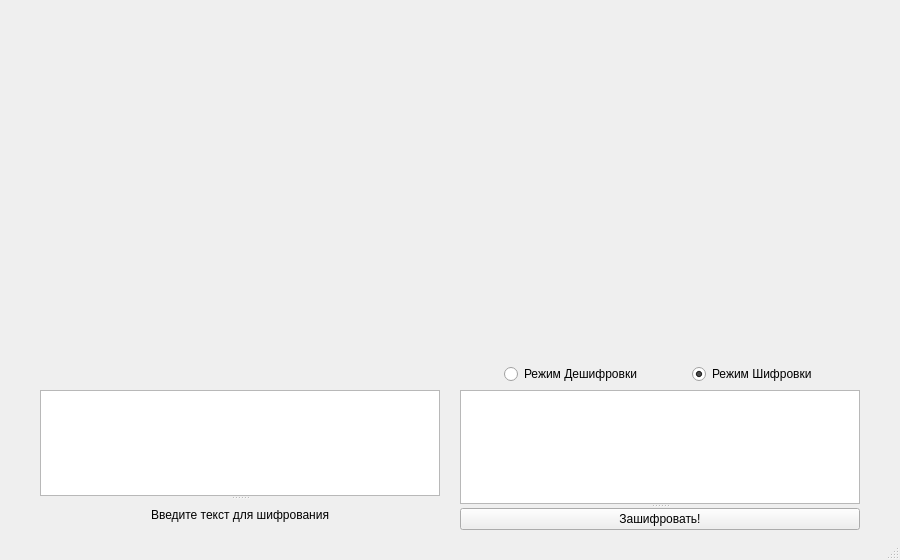
This is mainwindow.ui in Buartskullar/cryptomaniac as Qt 5 draws it before an edit. The edited form follows.
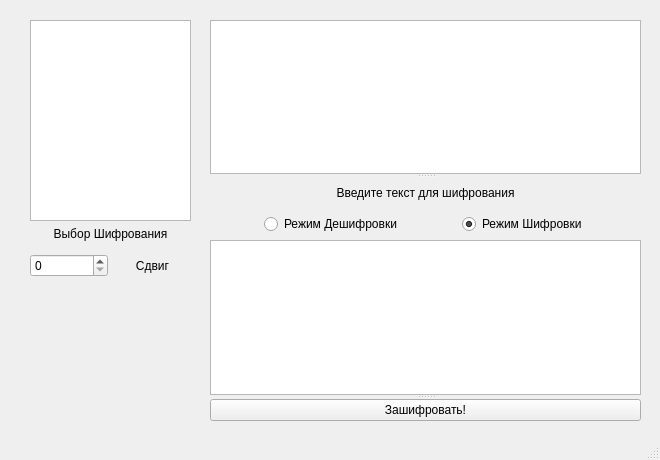
This is the edited form.

Diff of the .ui file:
```diff
--- a/mainwindow.ui
+++ b/mainwindow.ui
@@ -6,68 +6,52 @@
    <rect>
     <x>0</x>
     <y>0</y>
-    <width>900</width>
-    <height>560</height>
+    <width>660</width>
+    <height>460</height>
    </rect>
   </property>
+  <property name="sizePolicy">
+   <sizepolicy hsizetype="Preferred" vsizetype="Fixed">
+    <horstretch>0</horstretch>
+    <verstretch>0</verstretch>
+   </sizepolicy>
+  </property>
   <property name="minimumSize">
    <size>
-    <width>900</width>
-    <height>560</height>
+    <width>660</width>
+    <height>460</height>
    </size>
   </property>
   <property name="maximumSize">
    <size>
-    <width>900</width>
-    <height>560</height>
+    <width>660</width>
+    <height>460</height>
    </size>
   </property>
   <property name="windowTitle">
    <string>MainWindow</string>
   </property>
   <widget class="QWidget" name="centralwidget">
-   <widget class="QSplitter" name="outputsplitter">
+   <widget class="QWidget" name="">
     <property name="geometry">
      <rect>
-      <x>460</x>
-      <y>390</y>
-      <width>400</width>
-      <height>140</height>
+      <x>210</x>
+      <y>20</y>
+      <width>431</width>
+      <height>401</height>
      </rect>
     </property>
-    <property name="orientation">
-     <enum>Qt::Vertical</enum>
-    </property>
-    <widget class="QTextEdit" name="textEdit_output">
-     <property name="layoutDirection">
-      <enum>Qt::LeftToRight</enum>
-     </property>
-     <property name="readOnly">
-      <bool>true</bool>
-     </property>
-     <property name="markdown">
-      <string/>
-     </property>
-    </widget>
-    <widget class="QPushButton" name="pushButton_encrypter">
-     <property name="text">
-      <string>Зашифровать!</string>
-     </property>
-    </widget>
-   </widget>
+    <layout class="QVBoxLayout" name="verticalLayout">
+     <item>
    <widget class="QSplitter" name="inputsplitter">
-    <property name="geometry">
-     <rect>
-      <x>40</x>
-      <y>390</y>
-      <width>400</width>
-      <height>140</height>
-     </rect>
-    </property>
     <property name="orientation">
      <enum>Qt::Vertical</enum>
     </property>
-    <widget class="QTextEdit" name="textEdit_input"/>
+       <widget class="QTextEdit" name="textEdit_input">
+        <property name="frameShadow">
+         <enum>QFrame::Plain</enum>
+        </property>
+       </widget>
     <widget class="QLabel" name="label">
      <property name="sizePolicy">
       <sizepolicy hsizetype="Expanding" vsizetype="Expanding">
@@ -89,15 +73,8 @@
      </property>
     </widget>
    </widget>
-   <widget class="QWidget" name="">
-    <property name="geometry">
-     <rect>
-      <x>460</x>
-      <y>360</y>
-      <width>401</width>
-      <height>28</height>
-     </rect>
-    </property>
+     </item>
+     <item>
     <layout class="QGridLayout" name="gridLayout">
      <item row="0" column="0">
       <widget class="QRadioButton" name="radioButton_decrypt">
@@ -125,6 +102,84 @@
        </property>
        <property name="checked">
         <bool>true</bool>
+         </property>
+        </widget>
+       </item>
+      </layout>
+     </item>
+     <item>
+      <widget class="QSplitter" name="outputsplitter">
+       <property name="orientation">
+        <enum>Qt::Vertical</enum>
+       </property>
+       <widget class="QTextEdit" name="textEdit_output">
+        <property name="layoutDirection">
+         <enum>Qt::LeftToRight</enum>
+        </property>
+        <property name="frameShadow">
+         <enum>QFrame::Plain</enum>
+        </property>
+        <property name="readOnly">
+         <bool>true</bool>
+        </property>
+        <property name="markdown">
+         <string/>
+        </property>
+       </widget>
+       <widget class="QPushButton" name="pushButton_encrypter">
+        <property name="text">
+         <string>Зашифровать!</string>
+        </property>
+       </widget>
+      </widget>
+     </item>
+    </layout>
+   </widget>
+   <widget class="QWidget" name="">
+    <property name="geometry">
+     <rect>
+      <x>30</x>
+      <y>20</y>
+      <width>161</width>
+      <height>221</height>
+     </rect>
+    </property>
+    <layout class="QVBoxLayout" name="verticalLayout_2">
+     <item>
+      <widget class="QListWidget" name="listModes"/>
+     </item>
+     <item>
+      <widget class="QLabel" name="labelModes">
+       <property name="text">
+        <string>Выбор Шифрования</string>
+       </property>
+       <property name="alignment">
+        <set>Qt::AlignCenter</set>
+       </property>
+      </widget>
+     </item>
+    </layout>
+   </widget>
+   <widget class="QWidget" name="">
+    <property name="geometry">
+     <rect>
+      <x>30</x>
+      <y>250</y>
+      <width>161</width>
+      <height>31</height>
+     </rect>
+    </property>
+    <layout class="QHBoxLayout" name="horizontalLayout">
+     <item>
+      <widget class="QSpinBox" name="spinOffset"/>
+     </item>
+     <item>
+      <widget class="QLabel" name="labelOffset">
+       <property name="text">
+        <string>Сдвиг</string>
+       </property>
+       <property name="alignment">
+        <set>Qt::AlignCenter</set>
        </property>
       </widget>
      </item>
```
Lines whose indentation alone changed are shown as unchanged.
